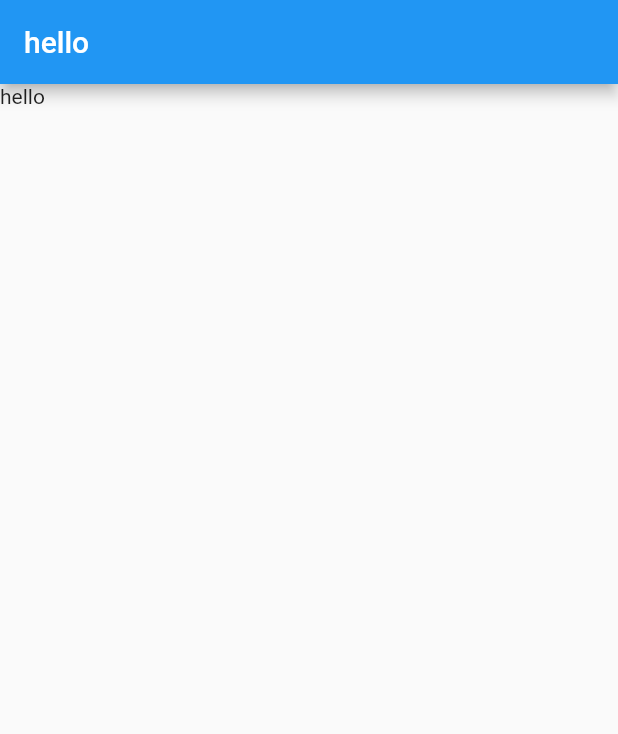
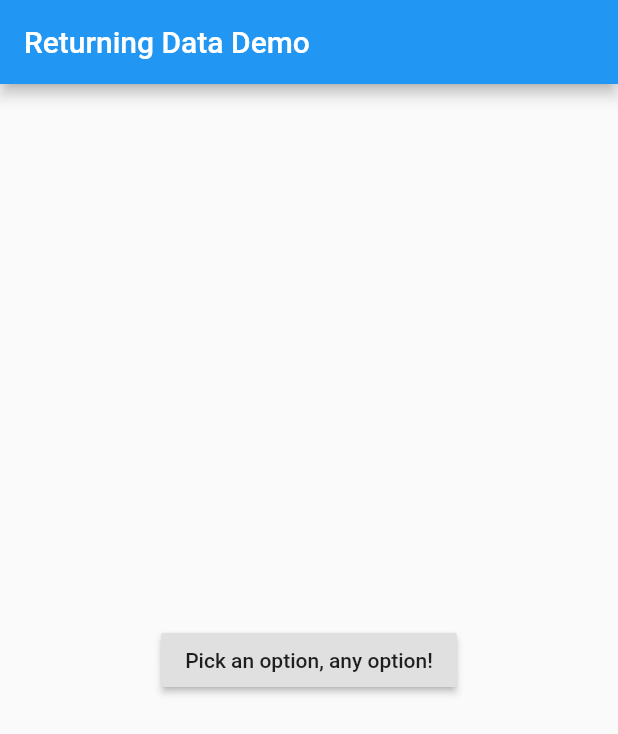
Before and after one commit to karmanyaahm/my_flutter_practice, a Flutter app: the screen it shows after launch, on a phone screen of 412 x 824 dp. Shown: the top 734 px of the screen. Run offline on Flutter 3.47's test engine with Material 2 defaults, Android fonts, the phone set to English and light mode, and no system bars; our stand-ins replace wakelock.

Commit message:
went through step 2

```diff
--- a/lib/screens/home_page.dart
+++ b/lib/screens/home_page.dart
@@ -5,9 +5,32 @@ class HomePage extends StatelessWidget {
   Widget build(BuildContext context) {
     return Scaffold(
       appBar: AppBar(
-        title: Text('hello'),
+        title: Text('Returning Data Demo'),
       ),
-      body: Text('hello'),
+      body: Center(
+        child: SelectionButton(),
+      ),
     );
   }
 }
+
+class SelectionButton extends StatelessWidget {
+  @override
+  Widget build(BuildContext context) {
+    return RaisedButton(
+      onPressed: () {
+        _navigateAndDisplaySelection(context);
+      },
+      child: Text('Pick an option, any option!'),
+    );
+  }
+
+  _navigateAndDisplaySelection(BuildContext context) async {
+    final result = await Navigator.push(
+      context,
+      MaterialPageRoute(
+        builder: (context) => SelectionScreen(),
+      ),
+    );
+  }
+}
```
